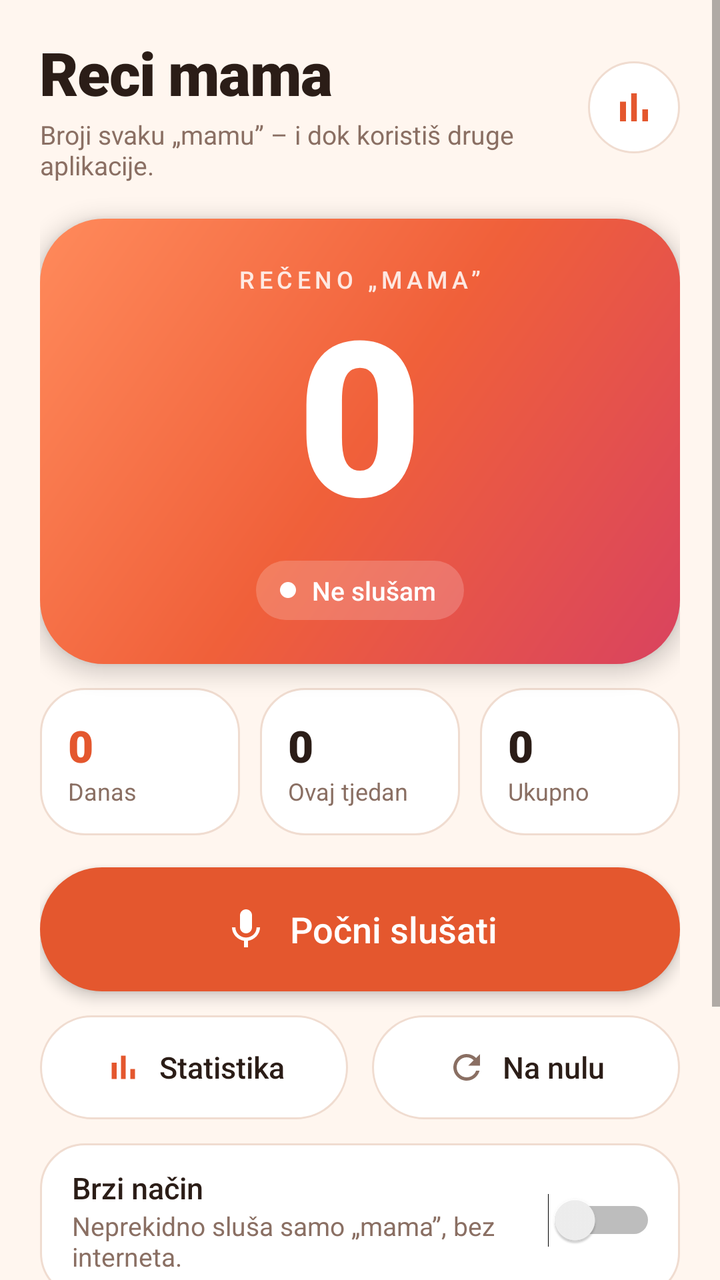
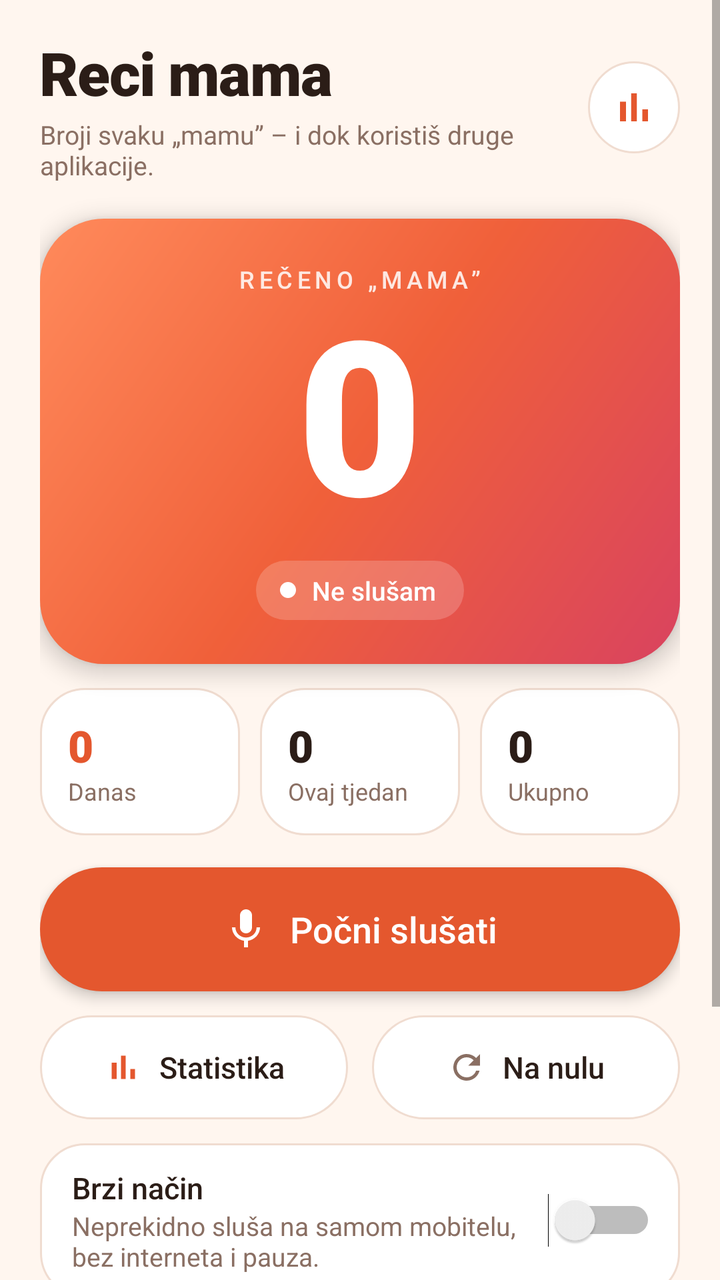

Two renders of the same Android screen: before a commit and after it. Below are the layout's source before the change and the commit's diff.
<!-- AndroidManifest.xml: application theme AppTheme -->
<!-- res/layout/activity_main.xml -->
<?xml version="1.0" encoding="utf-8"?>
<ScrollView xmlns:android="http://schemas.android.com/apk/res/android"
    android:layout_width="match_parent"
    android:layout_height="match_parent"
    android:background="@color/bg"
    android:fillViewport="true">

    <LinearLayout
        android:layout_width="match_parent"
        android:layout_height="wrap_content"
        android:orientation="vertical"
        android:paddingStart="20dp"
        android:paddingTop="16dp"
        android:paddingEnd="20dp"
        android:paddingBottom="20dp">

        
        <LinearLayout
            android:layout_width="match_parent"
            android:layout_height="wrap_content"
            android:gravity="center_vertical"
            android:orientation="horizontal">

            <LinearLayout
                android:layout_width="0dp"
                android:layout_height="wrap_content"
                android:layout_weight="1"
                android:orientation="vertical">

                <TextView
                    android:layout_width="wrap_content"
                    android:layout_height="wrap_content"
                    android:fontFamily="sans-serif-black"
                    android:letterSpacing="-0.02"
                    android:text="Reci mama"
                    android:textColor="@color/ink"
                    android:textSize="30sp" />

                <TextView
                    android:layout_width="wrap_content"
                    android:layout_height="wrap_content"
                    android:layout_marginTop="2dp"
                    android:text="Broji svaku „mamu” – i dok koristiš druge aplikacije."
                    android:textColor="@color/muted"
                    android:textSize="13sp" />
            </LinearLayout>

            <ImageButton
                android:id="@+id/stats_icon"
                android:layout_width="46dp"
                android:layout_height="46dp"
                android:layout_marginStart="12dp"
                android:background="@drawable/circle_ghost"
                android:contentDescription="Statistika"
                android:padding="11dp"
                android:scaleType="fitCenter"
                android:src="@drawable/ic_chart"
                android:tint="@color/accent" />
        </LinearLayout>

        
        <LinearLayout
            android:layout_width="match_parent"
            android:layout_height="wrap_content"
            android:layout_marginTop="18dp"
            android:background="@drawable/hero_bg"
            android:elevation="6dp"
            android:gravity="center_horizontal"
            android:orientation="vertical"
            android:paddingStart="24dp"
            android:paddingTop="22dp"
            android:paddingEnd="24dp"
            android:paddingBottom="22dp">

            <TextView
                android:layout_width="wrap_content"
                android:layout_height="wrap_content"
                android:alpha="0.85"
                android:fontFamily="sans-serif-medium"
                android:letterSpacing="0.18"
                android:text="REČENO „MAMA”"
                android:textColor="#FFFFFF"
                android:textSize="12sp" />

            <TextView
                android:id="@+id/count"
                android:layout_width="wrap_content"
                android:layout_height="wrap_content"
                android:fontFamily="sans-serif-black"
                android:includeFontPadding="false"
                android:text="0"
                android:textColor="#FFFFFF"
                android:textSize="108sp" />

            <LinearLayout
                android:layout_width="wrap_content"
                android:layout_height="wrap_content"
                android:layout_marginTop="6dp"
                android:background="@drawable/chip_bg"
                android:gravity="center_vertical"
                android:orientation="horizontal"
                android:paddingStart="12dp"
                android:paddingTop="6dp"
                android:paddingEnd="14dp"
                android:paddingBottom="6dp">

                <View
                    android:id="@+id/status_dot"
                    android:layout_width="8dp"
                    android:layout_height="8dp"
                    android:background="@drawable/dot_white" />

                <TextView
                    android:id="@+id/status"
                    android:layout_width="wrap_content"
                    android:layout_height="wrap_content"
                    android:layout_marginStart="8dp"
                    android:fontFamily="sans-serif-medium"
                    android:text="Ne slušam"
                    android:textColor="#FFFFFF"
                    android:textSize="13sp" />
            </LinearLayout>
        </LinearLayout>

        
        <LinearLayout
            android:id="@+id/mini_stats"
            android:layout_width="match_parent"
            android:layout_height="wrap_content"
            android:layout_marginTop="12dp"
            android:orientation="horizontal">

            <LinearLayout
                android:id="@+id/mini_today"
                android:layout_width="0dp"
                android:layout_height="wrap_content"
                android:layout_weight="1"
                android:background="@drawable/card_click"
                android:clickable="true"
                android:focusable="true"
                android:orientation="vertical"
                android:padding="14dp">

                <TextView
                    android:id="@+id/today_count"
                    android:layout_width="wrap_content"
                    android:layout_height="wrap_content"
                    android:fontFamily="sans-serif-black"
                    android:text="0"
                    android:textColor="@color/accent"
                    android:textSize="22sp" />

                <TextView
                    android:layout_width="wrap_content"
                    android:layout_height="wrap_content"
                    android:text="Danas"
                    android:textColor="@color/muted"
                    android:textSize="12sp" />
            </LinearLayout>

            <LinearLayout
                android:id="@+id/mini_week"
                android:layout_width="0dp"
                android:layout_height="wrap_content"
                android:layout_marginStart="10dp"
                android:layout_weight="1"
                android:background="@drawable/card_click"
                android:clickable="true"
                android:focusable="true"
                android:orientation="vertical"
                android:padding="14dp">

                <TextView
                    android:id="@+id/week_count"
                    android:layout_width="wrap_content"
                    android:layout_height="wrap_content"
                    android:fontFamily="sans-serif-black"
                    android:text="0"
                    android:textColor="@color/ink"
                    android:textSize="22sp" />

                <TextView
                    android:layout_width="wrap_content"
                    android:layout_height="wrap_content"
                    android:text="Ovaj tjedan"
                    android:textColor="@color/muted"
                    android:textSize="12sp" />
            </LinearLayout>

            <LinearLayout
                android:id="@+id/mini_total"
                android:layout_width="0dp"
                android:layout_height="wrap_content"
                android:layout_marginStart="10dp"
                android:layout_weight="1"
                android:background="@drawable/card_click"
                android:clickable="true"
                android:focusable="true"
                android:orientation="vertical"
                android:padding="14dp">

                <TextView
                    android:id="@+id/total_count"
                    android:layout_width="wrap_content"
                    android:layout_height="wrap_content"
                    android:fontFamily="sans-serif-black"
                    android:text="0"
                    android:textColor="@color/ink"
                    android:textSize="22sp" />

                <TextView
                    android:layout_width="wrap_content"
                    android:layout_height="wrap_content"
                    android:text="Ukupno"
                    android:textColor="@color/muted"
                    android:textSize="12sp" />
            </LinearLayout>
        </LinearLayout>

        
        <LinearLayout
            android:id="@+id/toggle"
            android:layout_width="match_parent"
            android:layout_height="62dp"
            android:layout_marginTop="16dp"
            android:background="@drawable/btn_accent"
            android:clickable="true"
            android:elevation="4dp"
            android:focusable="true"
            android:gravity="center"
            android:orientation="horizontal">

            <ImageView
                android:id="@+id/toggle_icon"
                android:layout_width="24dp"
                android:layout_height="24dp"
                android:importantForAccessibility="no"
                android:src="@drawable/ic_mic" />

            <TextView
                android:id="@+id/toggle_text"
                android:layout_width="wrap_content"
                android:layout_height="wrap_content"
                android:layout_marginStart="10dp"
                android:fontFamily="sans-serif-medium"
                android:text="Počni slušati"
                android:textColor="#FFFFFF"
                android:textSize="18sp" />
        </LinearLayout>

        
        <LinearLayout
            android:layout_width="match_parent"
            android:layout_height="wrap_content"
            android:layout_marginTop="12dp"
            android:orientation="horizontal">

            <LinearLayout
                android:id="@+id/stats"
                android:layout_width="0dp"
                android:layout_height="52dp"
                android:layout_weight="1"
                android:background="@drawable/btn_ghost"
                android:clickable="true"
                android:focusable="true"
                android:gravity="center"
                android:orientation="horizontal">

                <ImageView
                    android:layout_width="20dp"
                    android:layout_height="20dp"
                    android:importantForAccessibility="no"
                    android:src="@drawable/ic_chart"
                    android:tint="@color/accent" />

                <TextView
                    android:layout_width="wrap_content"
                    android:layout_height="wrap_content"
                    android:layout_marginStart="8dp"
                    android:fontFamily="sans-serif-medium"
                    android:text="Statistika"
                    android:textColor="@color/ink"
                    android:textSize="15sp" />
            </LinearLayout>

            <LinearLayout
                android:id="@+id/reset"
                android:layout_width="0dp"
                android:layout_height="52dp"
                android:layout_marginStart="12dp"
                android:layout_weight="1"
                android:background="@drawable/btn_ghost"
                android:clickable="true"
                android:focusable="true"
                android:gravity="center"
                android:orientation="horizontal">

                <ImageView
                    android:layout_width="20dp"
                    android:layout_height="20dp"
                    android:importantForAccessibility="no"
                    android:src="@drawable/ic_reset"
                    android:tint="@color/muted" />

                <TextView
                    android:layout_width="wrap_content"
                    android:layout_height="wrap_content"
                    android:layout_marginStart="8dp"
                    android:fontFamily="sans-serif-medium"
                    android:text="Na nulu"
                    android:textColor="@color/ink"
                    android:textSize="15sp" />
            </LinearLayout>
        </LinearLayout>

        
        <LinearLayout
            android:layout_width="match_parent"
            android:layout_height="wrap_content"
            android:layout_marginTop="12dp"
            android:background="@drawable/card"
            android:gravity="center_vertical"
            android:orientation="horizontal"
            android:paddingStart="16dp"
            android:paddingTop="12dp"
            android:paddingEnd="12dp"
            android:paddingBottom="12dp">

            <LinearLayout
                android:layout_width="0dp"
                android:layout_height="wrap_content"
                android:layout_weight="1"
                android:orientation="vertical">

                <TextView
                    android:layout_width="wrap_content"
                    android:layout_height="wrap_content"
                    android:fontFamily="sans-serif-medium"
                    android:text="Brzi način"
                    android:textColor="@color/ink"
                    android:textSize="15sp" />

                <TextView
                    android:id="@+id/fast_sub"
                    android:layout_width="wrap_content"
                    android:layout_height="wrap_content"
                    android:text="Neprekidno sluša samo „mama”, bez interneta."
                    android:textColor="@color/muted"
                    android:textSize="13sp" />
            </LinearLayout>

            <Switch
                android:id="@+id/fast"
                android:layout_width="wrap_content"
                android:layout_height="wrap_content" />
        </LinearLayout>

        
        <LinearLayout
            android:id="@+id/forms_card"
            android:layout_width="match_parent"
            android:layout_height="wrap_content"
            android:layout_marginTop="12dp"
            android:background="@drawable/card"
            android:gravity="center_vertical"
            android:orientation="horizontal"
            android:paddingStart="16dp"
            android:paddingTop="12dp"
            android:paddingEnd="12dp"
            android:paddingBottom="12dp">

            <LinearLayout
                android:layout_width="0dp"
                android:layout_height="wrap_content"
                android:layout_weight="1"
                android:orientation="vertical">

                <TextView
                    android:layout_width="wrap_content"
                    android:layout_height="wrap_content"
                    android:fontFamily="sans-serif-medium"
                    android:text="Broji i padeže"
                    android:textColor="@color/ink"
                    android:textSize="15sp" />

                <TextView
                    android:id="@+id/forms_sub"
                    android:layout_width="wrap_content"
                    android:layout_height="wrap_content"
                    android:text="mame, mami, mamu, mamo, mamom…"
                    android:textColor="@color/muted"
                    android:textSize="13sp" />
            </LinearLayout>

            <Switch
                android:id="@+id/forms"
                android:layout_width="wrap_content"
                android:layout_height="wrap_content" />
        </LinearLayout>

        <Button
            android:id="@+id/battery"
            android:layout_width="match_parent"
            android:layout_height="wrap_content"
            android:layout_marginTop="16dp"
            android:background="@drawable/btn_ghost"
            android:minHeight="48dp"
            android:padding="12dp"
            android:stateListAnimator="@null"
            android:text="Dopusti rad u pozadini (isključi štednju baterije)"
            android:textAllCaps="false"
            android:textColor="@color/accent"
            android:visibility="gone" />

        <TextView
            android:layout_width="match_parent"
            android:layout_height="wrap_content"
            android:layout_marginTop="16dp"
            android:gravity="center"
            android:text="Dok sluša, u obavijestima stoji „Reci mama”. Zvuk se ne sprema i ne šalje."
            android:textColor="@color/muted"
            android:textSize="12sp" />

        <TextView
            android:id="@+id/copyright"
            android:layout_width="match_parent"
            android:layout_height="wrap_content"
            android:layout_marginTop="8dp"
            android:gravity="center"
            android:text="Copyright © Occhiblu – ivan.karin@gmail.com"
            android:textColor="@color/muted"
            android:textSize="12sp" />
    </LinearLayout>
</ScrollView>
<!-- resources referenced by this layout -->
<resources>
  <color name="accent">#E4572E</color>
  <color name="bg">#FFF6EF</color>
  <color name="ink">#2B1D17</color>
  <color name="muted">#8A6F63</color>
  <!-- drawable btn_accent (drawable) -->
  <?xml version="1.0" encoding="utf-8"?>
  <ripple xmlns:android="http://schemas.android.com/apk/res/android" android:color="#33FFFFFF">
      <item>
          <shape android:shape="rectangle">
              <solid android:color="@color/accent" />
              <corners android:radius="32dp" />
          </shape>
      </item>
  </ripple>
  <!-- drawable btn_ghost (drawable) -->
  <?xml version="1.0" encoding="utf-8"?>
  <ripple xmlns:android="http://schemas.android.com/apk/res/android" android:color="#22E4572E">
      <item>
          <shape android:shape="rectangle">
              <solid android:color="@color/card" />
              <stroke android:width="1dp" android:color="@color/line" />
              <corners android:radius="32dp" />
          </shape>
      </item>
  </ripple>
  <!-- drawable card (drawable) -->
  <?xml version="1.0" encoding="utf-8"?>
  <shape xmlns:android="http://schemas.android.com/apk/res/android" android:shape="rectangle">
      <solid android:color="@color/card" />
      <stroke android:width="1dp" android:color="@color/line" />
      <corners android:radius="22dp" />
  </shape>
  <!-- drawable card_click (drawable) -->
  <?xml version="1.0" encoding="utf-8"?>
  <ripple xmlns:android="http://schemas.android.com/apk/res/android" android:color="#22E4572E">
      <item android:drawable="@drawable/card" />
  </ripple>
  <!-- drawable chip_bg (drawable) -->
  <?xml version="1.0" encoding="utf-8"?>
  <shape xmlns:android="http://schemas.android.com/apk/res/android" android:shape="rectangle">
      <solid android:color="#30FFFFFF" />
      <corners android:radius="100dp" />
  </shape>
  <!-- drawable circle_ghost (drawable) -->
  <?xml version="1.0" encoding="utf-8"?>
  <ripple xmlns:android="http://schemas.android.com/apk/res/android" android:color="#22E4572E">
      <item>
          <shape android:shape="oval">
              <solid android:color="@color/card" />
              <stroke android:width="1dp" android:color="@color/line" />
          </shape>
      </item>
  </ripple>
  <!-- drawable dot_white (drawable) -->
  <?xml version="1.0" encoding="utf-8"?>
  <shape xmlns:android="http://schemas.android.com/apk/res/android" android:shape="oval">
      <solid android:color="#FFFFFFFF" />
  </shape>
  <!-- drawable hero_bg (drawable) -->
  <?xml version="1.0" encoding="utf-8"?>
  <shape xmlns:android="http://schemas.android.com/apk/res/android" android:shape="rectangle">
      <gradient android:angle="315" android:startColor="#FF8A5B" android:centerColor="#F0603A" android:endColor="#D9435F" android:type="linear" />
      <corners android:radius="32dp" />
  </shape>
  <!-- drawable ic_chart (drawable) -->
  <?xml version="1.0" encoding="utf-8"?>
  <vector xmlns:android="http://schemas.android.com/apk/res/android"
      android:width="24dp" android:height="24dp" android:viewportWidth="24" android:viewportHeight="24">
      <path android:fillColor="#FFFFFFFF" android:pathData="M5,9.2h3V19H5V9.2zM10.6,5h2.8v14h-2.8V5zM16.2,13H19v6h-2.8V13z" />
  </vector>
  <style name="AppTheme" parent="android:Theme.Material.Light.NoActionBar">
          <item name="android:colorPrimary">@color/accent</item>
          <item name="android:colorPrimaryDark">@color/bg</item>
          <item name="android:colorAccent">@color/accent</item>
          <item name="android:windowBackground">@color/bg</item>
          <item name="android:statusBarColor">@color/bg</item>
          <item name="android:navigationBarColor">@color/bg</item>
          <item name="android:windowLightStatusBar">true</item>
      </style>
  <color name="card">#FFFFFF</color>
  <color name="line">#F0DCD0</color>
  <!-- unchanged entries left out for length: 2 -->
</resources>

<!-- the commit's change to res/layout/activity_main.xml (unified diff, before → after) -->
@@ -344,7 +344,7 @@
                     android:id="@+id/fast_sub"
                     android:layout_width="wrap_content"
                     android:layout_height="wrap_content"
-                    android:text="Neprekidno sluša samo „mama”, bez interneta."
+                    android:text="Neprekidno sluša na samom mobitelu, bez interneta i pauza."
                     android:textColor="@color/muted"
                     android:textSize="13sp" />
             </LinearLayout>
